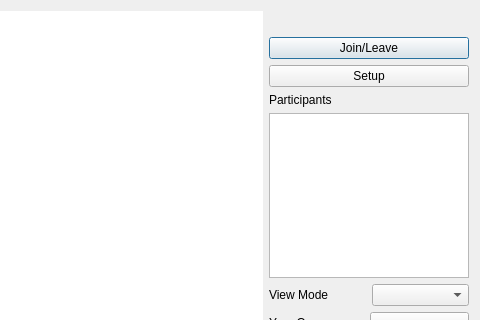
First picture: the form in desktop-app/src/gui/mainwindow.ui, repository Gouldian0120/video-conference, before the edit; both pictures show x 540 to 1020 and y 0 to 320 of the 1020 by 583 pixel window.
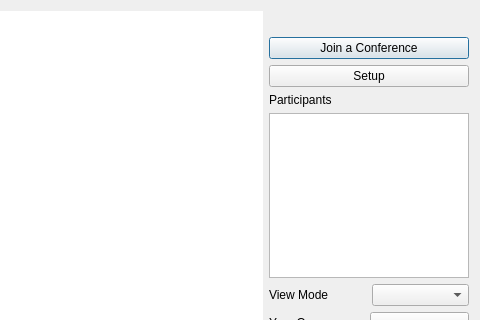
Second picture: the form after the edit. Icons and pictures are not drawn.

Commit message: Connect UI events to start/stop streaming

Patch:
```diff
--- a/desktop-app/src/gui/mainwindow.ui
+++ b/desktop-app/src/gui/mainwindow.ui
@@ -93,7 +93,7 @@
            <string notr="true"/>
           </property>
           <property name="text">
-           <string>Join/Leave</string>
+           <string>Join a Conference</string>
           </property>
           <property name="icon">
            <iconset resource="../../resources.qrc">
```
The commit also changes 6 other files.
